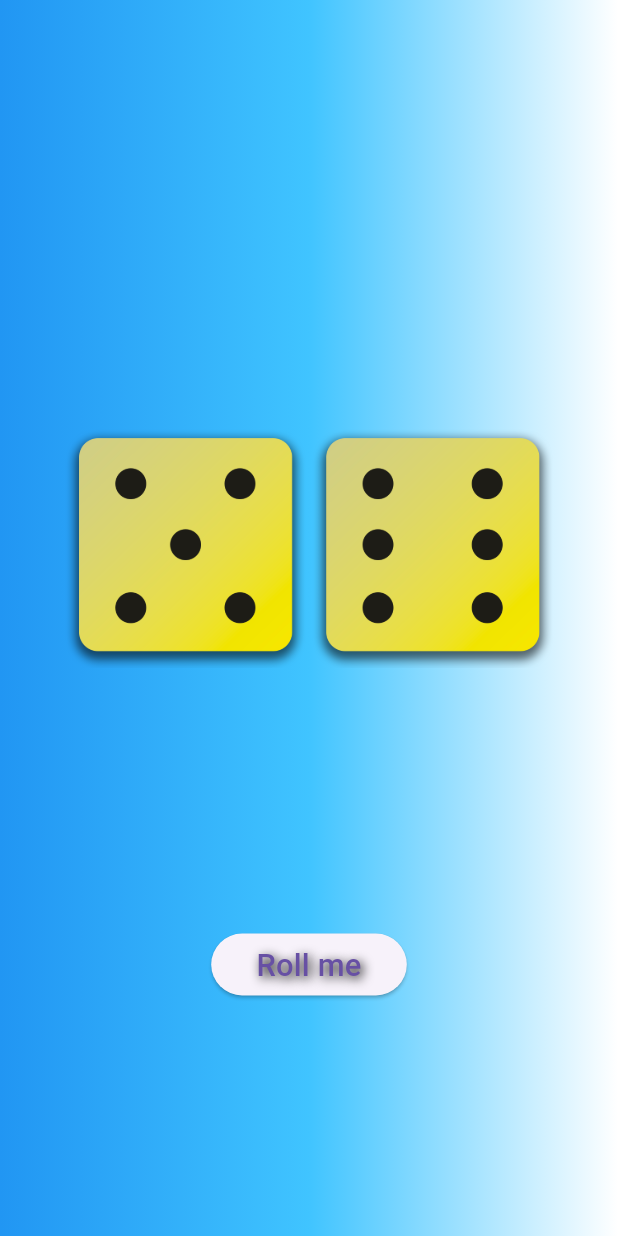
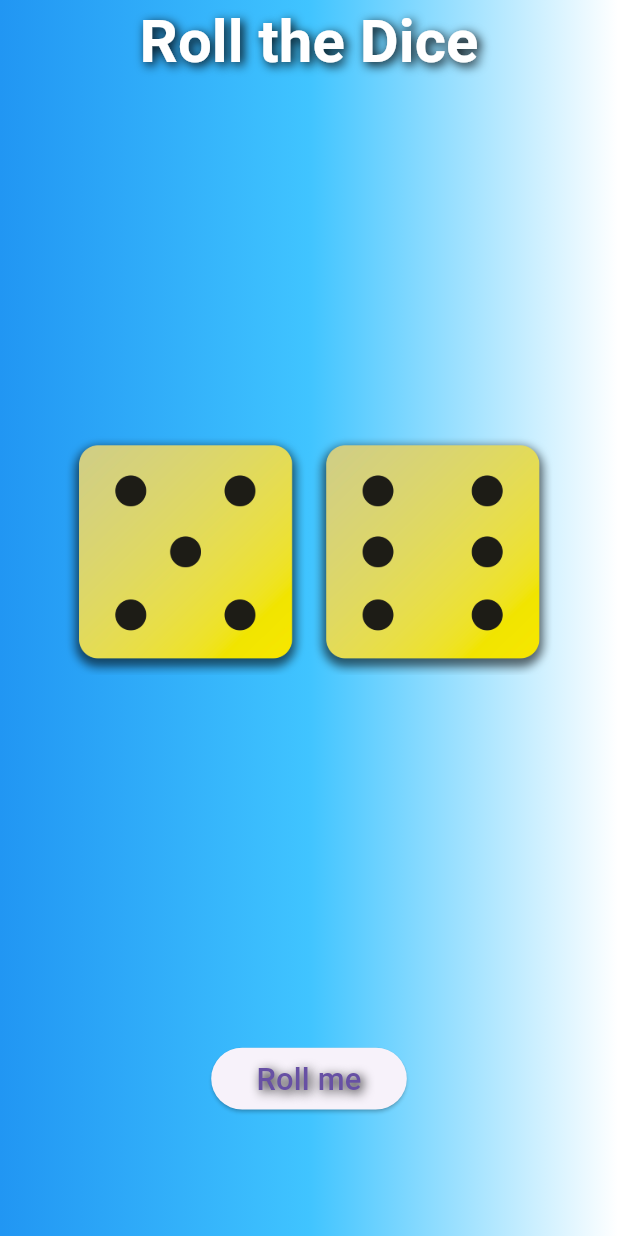
Before and after one commit to Adham-yacout/dice-roller-app-with-sounds, a Flutter app: the screen it shows after launch, after a tap on "Roll me", on a phone screen of 412 x 824 dp. Run offline on Flutter 3.47's test engine with Material 3 defaults, Android fonts, the light colour scheme and no system bars; our stand-ins replace audioplayers.

Commit message:
added appbar

```diff
--- a/lib/Mainscreen.dart
+++ b/lib/Mainscreen.dart
@@ -5,8 +5,8 @@ import 'dart:math';
 import 'package:flutter/cupertino.dart';
 import 'package:flutter/material.dart';
 
-class Mainscreen extends StatefulWidget{
-  static String routename="Mainsceen";
+class Mainscreen extends StatefulWidget {
+  static String routename = "Mainsceen";
 
   @override
   State<Mainscreen> createState() => _MainscreenState();
@@ -15,8 +15,8 @@ class Mainscreen extends StatefulWidget{
 class _MainscreenState extends State<Mainscreen> {
   Random random = Random();
   final player = AudioPlayer();
-  int dicenum=1;
-  int dicenum2=1;
+  int dicenum = 1;
+  int dicenum2 = 1;
   @override
   Widget build(BuildContext context) {
     double screenHeight = MediaQuery.of(context).size.height;
@@ -28,57 +28,80 @@ class _MainscreenState extends State<Mainscreen> {
     double fontSize = screenWidth * 0.05;
 
     return Scaffold(
+      extendBodyBehindAppBar: true, // Allow body to extend behind the AppBar
+      appBar: AppBar(
+        backgroundColor: Colors.transparent, // Set background color to transparent
+        elevation: 0, // Remove AppBar elevation
+        centerTitle: true, // Center align the title
+        title: Text(
+          "Roll the Dice",
+          style: TextStyle(
+            fontSize: 40.0, // Adjust font size if needed
+            fontWeight: FontWeight.bold, // Adjust font weight if needed
+            color: Colors.white, // Set text color to white
+            shadows: [
+              Shadow(
+                offset: Offset(2, 2),
+                color: Colors.black,
+                blurRadius: 8,
+              ),
+            ],
+          ),
+        ),
+      ),
       body: Container(
         decoration: BoxDecoration(
           gradient: LinearGradient(
-          colors: [
-            Colors.blue,
-            Colors.lightBlueAccent,
-            Colors.white
-          ]
-        ),
+              colors: [Colors.blue, Colors.lightBlueAccent, Colors.white]),
         ),
         child: Center(
           child: Column(
-          mainAxisAlignment:MainAxisAlignment.center,
+            mainAxisAlignment: MainAxisAlignment.center,
             children: [
+              Spacer(flex: 4,),
               Row(
                 mainAxisAlignment: MainAxisAlignment.center,
                 children: [
-                Image(image: AssetImage('assets/images/dice-${dicenum}.png'),height: imageHeight,width: imageWidth,),
-                Image(image: AssetImage('assets/images/dice-${dicenum2}.png'),height: imageHeight,width: imageWidth,)
+                  Image(
+                    image: AssetImage('assets/images/dice-${dicenum}.png'),
+                    height: imageHeight,
+                    width: imageWidth,
+                  ),
+                  Image(
+                    image: AssetImage('assets/images/dice-${dicenum2}.png'),
+                    height: imageHeight,
+                    width: imageWidth,
+                  )
                 ],
               ),
-            SizedBox(height: 50,),
-            ElevatedButton(onPressed: () {
-
+              Spacer(flex: 3,),
+              ElevatedButton(
+                  onPressed: () {
                     dicenum = random.nextInt(6) + 1;
                     dicenum2 = random.nextInt(6) + 1;
-              int total=dicenum+dicenum2;
-
+                    int total = dicenum + dicenum2;
 
                     setState(() {
                       player.play(AssetSource('sounds/${total}.wav'));
+                    });
+                  },
+                  child: Container(
+                    height: btnHeight,
+                    width: btnWidth,
+                    child: Center(
+                      child: Text("Roll me",
+                          textAlign: TextAlign.center,
+                          style: TextStyle(fontSize: fontSize, shadows: [
+                            Shadow(
+                                offset: Offset(2, 2),
+                                color: Colors.black,
+                                blurRadius: 8)
+                          ])),
+                    ),
+                  )),
 
+            Spacer(flex: 2,)],
 
-               });
-            }, child: Container(height:btnHeight , width: btnWidth , child:
-            Center(
-              child: Text("Roll me",textAlign: TextAlign.center,
-                  style: TextStyle(
-                fontSize: fontSize,
-                    shadows: [
-                      Shadow(
-                        offset: Offset(2,2),
-                        color: Colors.black,
-                        blurRadius: 8
-                      )
-                    ]
-              )),
-            ),))
-
-
-          ],
           ),
         ),
       ),
```
Lines whose indentation alone changed are shown as unchanged.
